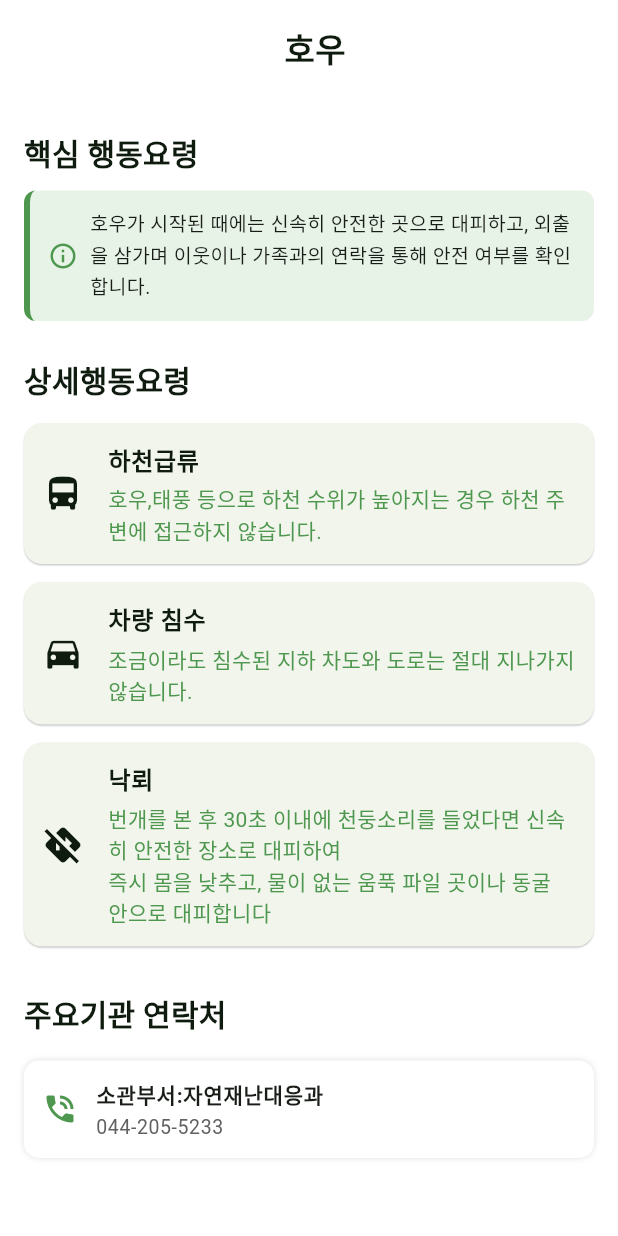
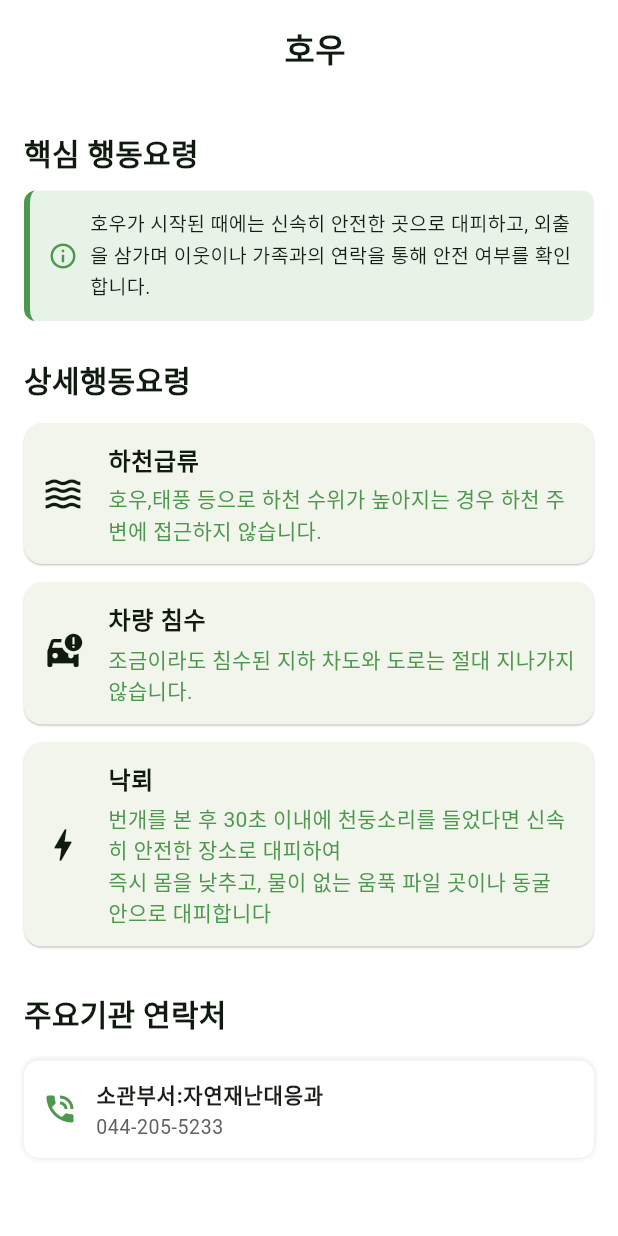
Before and after one commit to binseoyun/ForOurDisaster, a Flutter app: the HeavyrainDetailPage screen opened directly, on a phone screen of 412 x 824 dp. Run offline on Flutter 3.47's test engine with Material 3 defaults, Android fonts, the phone set to English and light mode, and no system bars; our stand-ins replace cloud_firestore, firebase_auth, firebase_core, geocoding, geolocator, google_maps_flutter and 1 more; accounts and stored records are empty; Roboto replaces fonts that are missing (Pretendard).

Commit message:
메뉴얼 별 아이콘 변경

```diff
--- a/lib/screens/disaster_details/earthquake_detail.dart
+++ b/lib/screens/disaster_details/earthquake_detail.dart
@@ -168,18 +168,18 @@ const EarthquakeDetailPage({super.key});
 
                   sectionTitle("상세행동요령"),
                   detailCard(
-                    icon: Icons.directions_railway,
+                    icon: Icons.home,
                     title: "집안에 있을 경우",
                     desc: "탁자 아래로 들어가 몸을 보호합니다. 흔들림이 멈추면 전기와 가스를 차단하고 문을 열어 출구를 확보한 후,밖으로 나갑니다.",
                   ),
                   detailCard(
-                    icon: Icons.directions_walk_sharp,
+                    icon: Icons.elevator,
                     title: "앨리베이터에 있는 경우",
                     desc: "모든 층의 버튼을 눌러 가장 먼저 열리는 층에서 내린 후 계단을 이용합니다.",
                   ),
 
                  detailCard(
-                  icon: Icons.directions_walk,
+                  icon: Icons.car_crash,
                   title: "운전을 하고 있는 경우",
                   desc: "비상등을 켜고 서서히 속도를 줄여 도로 오른쪽에 차를 세우고, 라디오의 정보를 잘 들으면서 키를 꽂아 두고 대피합니다.",
 
--- a/lib/screens/disaster_details/extremehot_detail.dart
+++ b/lib/screens/disaster_details/extremehot_detail.dart
@@ -163,18 +163,18 @@ class ExtremehotDetailPage extends StatelessWidget {
 
                   sectionTitle("상세행동요령"),
                   detailCard(
-                    icon: Icons.directions_bus,
+                    icon: Icons.wb_sunny,
                     title: "일반 가정에서",
                     desc: "야외활동을 최대한 자제하고, 외출이 꼭 필요한 경우에는 창이 넓은 모자와 가벼운 옷차림을 하고 물병을 반드시 휴대합니다.",
                   ),
                   detailCard(
-                    icon: Icons.directions_car,
+                    icon: Icons.work,
                     title: "직장에서",
                     desc: "점심시간 등을 이용하여 10~15분 정도의 낮잠으로 개인 건강을 유지합니다.",
                   ),
 
                   detailCard(
-                    icon: Icons.directions_off,
+                    icon: Icons.school,
                     title: "학교에서",
                     desc: "초·중·고등학교에서 에어컨 등 냉방장치 운영이 곤란한 경우에는 단축수업, 휴교 등 학사일정 조정을 검토하고, 식중독 사고가 발생하지 않도록 주의합니다."
                     ),
--- a/lib/screens/disaster_details/flooded_detail.dart
+++ b/lib/screens/disaster_details/flooded_detail.dart
@@ -153,18 +153,18 @@ class FloodedDetailPage extends StatelessWidget {
 
                   sectionTitle("상세행동요령"),
                   detailCard(
-                    icon: Icons.directions_railway,
+                    icon: Icons.directions_walk,
                     title: "보행자",
                     desc: "하수도, 맨홀 근처는 추락으로 인한 휩쓸림 사고가 발생할 수 있으므로 접근을 금지합니다.",
                   ),
                   detailCard(
-                    icon: Icons.directions_walk_sharp,
+                    icon: Icons.stairs,
                     title: "지하 공간 이용자",
                     desc: "물이 집 안으로 들어오고 있는 상황이라면 출입문부터 개방합니다.",
                   ),
 
                  detailCard(
-                  icon: Icons.directions_walk,
+                  icon: Icons.directions_car,
                   title: "차량 이용자",
                   desc: "차량이 침수된 상황에서 외부 수압으로 문이 열리지 않을 때는 좌석 목받침 하단 철재봉을 이용하여 유리창을 깨서 대피합니다.",
 
--- a/lib/screens/disaster_details/heavyrain_detail.dart
+++ b/lib/screens/disaster_details/heavyrain_detail.dart
@@ -152,18 +152,18 @@ class HeavyrainDetailPage extends StatelessWidget {
 
                   sectionTitle("상세행동요령"),
                   detailCard(
-                    icon: Icons.directions_bus,
+                    icon: Icons.waves,
                     title: "하천급류",
                     desc: "호우,태풍 등으로 하천 수위가 높아지는 경우 하천 주변에 접근하지 않습니다.",
                   ),
                   detailCard(
-                    icon: Icons.directions_car,
+                    icon: Icons.car_crash,
                     title: "차량 침수",
                     desc: "조금이라도 침수된 지하 차도와 도로는 절대 지나가지 않습니다.",
                   ),
 
                   detailCard(
-                    icon: Icons.directions_off,
+                    icon: Icons.bolt,
                     title: "낙뢰",
                     desc: "번개를 본 후 30초 이내에 천둥소리를 들었다면 신속히 안전한 장소로 대피하여  \n즉시 몸을 낮추고, 물이 없는 움푹 파일 곳이나 동굴 안으로 대피합니다"
                     ),
--- a/lib/screens/disaster_details/landslide_detail.dart
+++ b/lib/screens/disaster_details/landslide_detail.dart
@@ -154,18 +154,18 @@ class LandslideDetail extends StatelessWidget {
 
                   sectionTitle("상세행동요령"),
                   detailCard(
-                    icon: Icons.directions_bus,
+                    icon: Icons.home,
                     title: "집(산지 인접 주택,건물)",
                     desc: "토사 유입의 우려가 있는 경우 지하주차장으로 접근을 자제합니다. 대피 이동 중에는 고압전선 인근으로의 접근을 자제합니다.",
                   ),
                   detailCard(
-                    icon: Icons.directions_walk_sharp,
+                    icon: Icons.park,
                     title: "아영(캠핑) 중",
                     desc: "아영(캠핑)을 멈추고, 마을 회관 등 안전한 곳으로 이동합니다. 대피장소로 이동하기 위해 하천·계류 등을 건너야 할 경우 무리하지 말고, 계곡에서 떨어진 높은 언덕에서 구조를 요청합니다.",
                   ),
 
                  detailCard(
-                  icon: Icons.directions_walk,
+                  icon: Icons.terrain,
                   title: "산행 중",
                   desc: "산사태는 상부에서 하부로 발생하므로 대피할 때 산사태 방향과 멀어지는 방향의 가장 가까운 높은 곳으로 대피합니다.",
                   )
--- a/lib/screens/disaster_details/snow_detail.dart
+++ b/lib/screens/disaster_details/snow_detail.dart
@@ -153,12 +153,12 @@ class SnowDetailPage extends StatelessWidget {
 
                   sectionTitle("상세행동요령"),
                   detailCard(
-                    icon: Icons.directions_bus,
+                    icon: Icons.directions_subway,
                     title: "일반가정",
                     desc: "출·퇴근을 평소보다 조금 일찍하고, 자가용 대신 지하철,버스 등 대중교통을 이용하세요",
                   ),
                   detailCard(
-                    icon: Icons.directions_car,
+                    icon: Icons.car_repair,
                     title: "차량 이용자",
                     desc: "부득이 차량을 이용할 경우에는 반드시 자동차 월동용품(스노체인(스프레이 체인), 모래주머니, 염화칼슘, 삽 등)을 휴대합니다.",
                   ),
--- a/lib/screens/disaster_details/wind_detail.dart
+++ b/lib/screens/disaster_details/wind_detail.dart
@@ -152,18 +152,18 @@ class WindDetailPage extends StatelessWidget {
 
                   sectionTitle("상세행동요령"),
                   detailCard(
-                    icon: Icons.directions_bus,
+                    icon: Icons.block,
                     title: "위험 지역 접근 금지",
                     desc: "침수된 도로, 지하차도, 교량,산간,계곡,하천변,해안가,공사장,가로등,신호등,전신주,지하공간 등 위험지역에는 절대 접근하지 않도록 합니다.",
                   ),
                   detailCard(
-                    icon: Icons.directions_car,
+                    icon: Icons.sensor_window,
                     title: "건물,집안",
                     desc: "건물의 출입문, 창문은 닫아서 파손되지 않도록 하고, 창문이나 유리문에서 되도록 떨어져 있도록 합니다.",
                   ),
 
                   detailCard(
-                    icon: Icons.directions_off,
+                    icon: Icons.cloud,
                     title: "실외",
                     desc: "운전에 주의하고, 작업 등 야외활동을 중단하고 즉시 실내로 이동합니다."
                     ),
```
